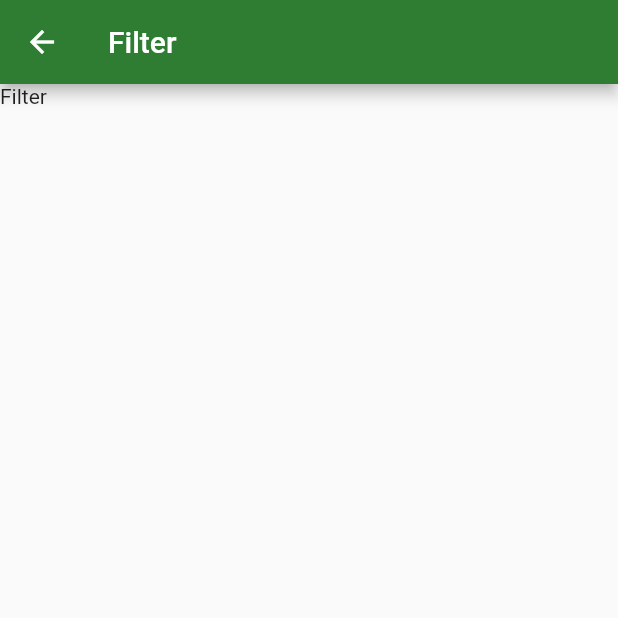
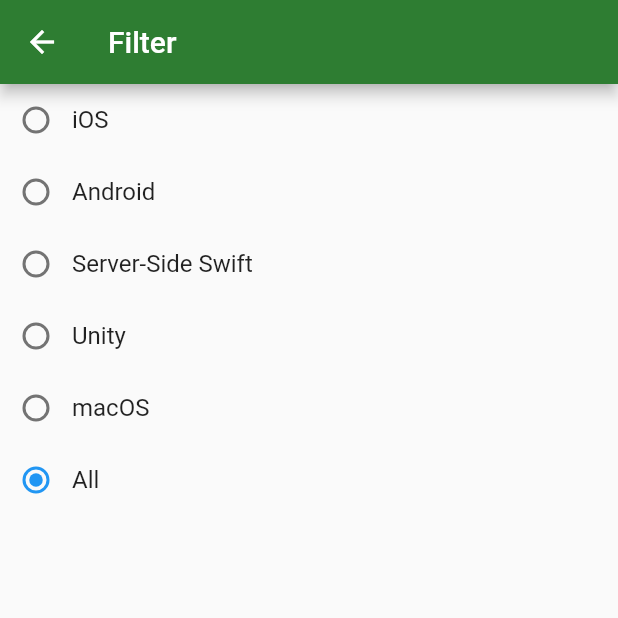
Before and after one commit to Nemanja92/rwcourses_new, a Flutter app: the FilterPage screen opened directly, on a phone screen of 412 x 824 dp, the top half of it. Run offline on Flutter 3.47's test engine with Material 2 defaults, Android fonts, the phone set to English and light mode, and no system bars; network calls fail.

Commit message:
filter page built out

```diff
--- a/lib/ui/filter/filter_page.dart
+++ b/lib/ui/filter/filter_page.dart
@@ -1,5 +1,7 @@
 import 'package:flutter/material.dart';
+import 'package:rwcourses/constants.dart';
 import 'package:rwcourses/strings.dart';
+import 'package:rwcourses/ui/filter/filter_widget.dart';
 
 class FilterPage extends StatefulWidget {
   @override
@@ -7,13 +9,63 @@ class FilterPage extends StatefulWidget {
 }
 
 class _FilterPageState extends State<FilterPage> {
+  int _filterValue = Constants.allFilter;
+
   @override
   Widget build(BuildContext context) {
-    return Scaffold(
-      appBar: AppBar(
-        title: Text(Strings.filter),
+    return Container(
+      child: Scaffold(
+        appBar: AppBar(
+          title: Text(Strings.filter),
+        ),
+        body: Column(
+          mainAxisAlignment: MainAxisAlignment.start,
+          children: <Widget>[
+            FilterWidget(
+              value: Constants.iosFilter,
+              groupValue: _filterValue,
+              onChanged: _handleRadioValueChange,
+              text: Strings.ios,
+            ),
+            FilterWidget(
+              value: Constants.androidFilter,
+              groupValue: _filterValue,
+              onChanged: _handleRadioValueChange,
+              text: Strings.android,
+            ),
+            FilterWidget(
+              value: Constants.sssFilter,
+              groupValue: _filterValue,
+              onChanged: _handleRadioValueChange,
+              text: Strings.sss,
+            ),
+            FilterWidget(
+              value: Constants.unityFilter,
+              groupValue: _filterValue,
+              onChanged: _handleRadioValueChange,
+              text: Strings.unity,
+            ),
+            FilterWidget(
+              value: Constants.macosFilter,
+              groupValue: _filterValue,
+              onChanged: _handleRadioValueChange,
+              text: Strings.macos,
+            ),
+            FilterWidget(
+              value: Constants.allFilter,
+              groupValue: _filterValue,
+              onChanged: _handleRadioValueChange,
+              text: Strings.all,
+            ),
+          ],
+        ),
       ),
-      body: Text('Filter'),
     );
   }
+
+  void _handleRadioValueChange(int value) {
+    setState(() {
+      _filterValue = value;
+    });
+  }
 }
--- /dev/null
+++ b/lib/ui/filter/filter_widget.dart
@@ -0,0 +1,33 @@
+import 'package:flutter/material.dart';
+
+class FilterWidget extends StatelessWidget {
+  final int value;
+  final int groupValue;
+  final ValueChanged<int> onChanged;
+  final String text;
+
+  FilterWidget(
+      {Key key,
+      @required this.value,
+      @required this.groupValue,
+      @required this.onChanged,
+      @required this.text})
+      : super(key: key);
+
+  @override
+  Widget build(BuildContext context) {
+    return Row(
+      children: [
+        Radio(
+          value: value,
+          groupValue: groupValue,
+          onChanged: onChanged,
+        ),
+        Text(
+          text,
+          style: TextStyle(fontSize: 16.0),
+        ),
+      ],
+    );
+  }
+}
```
